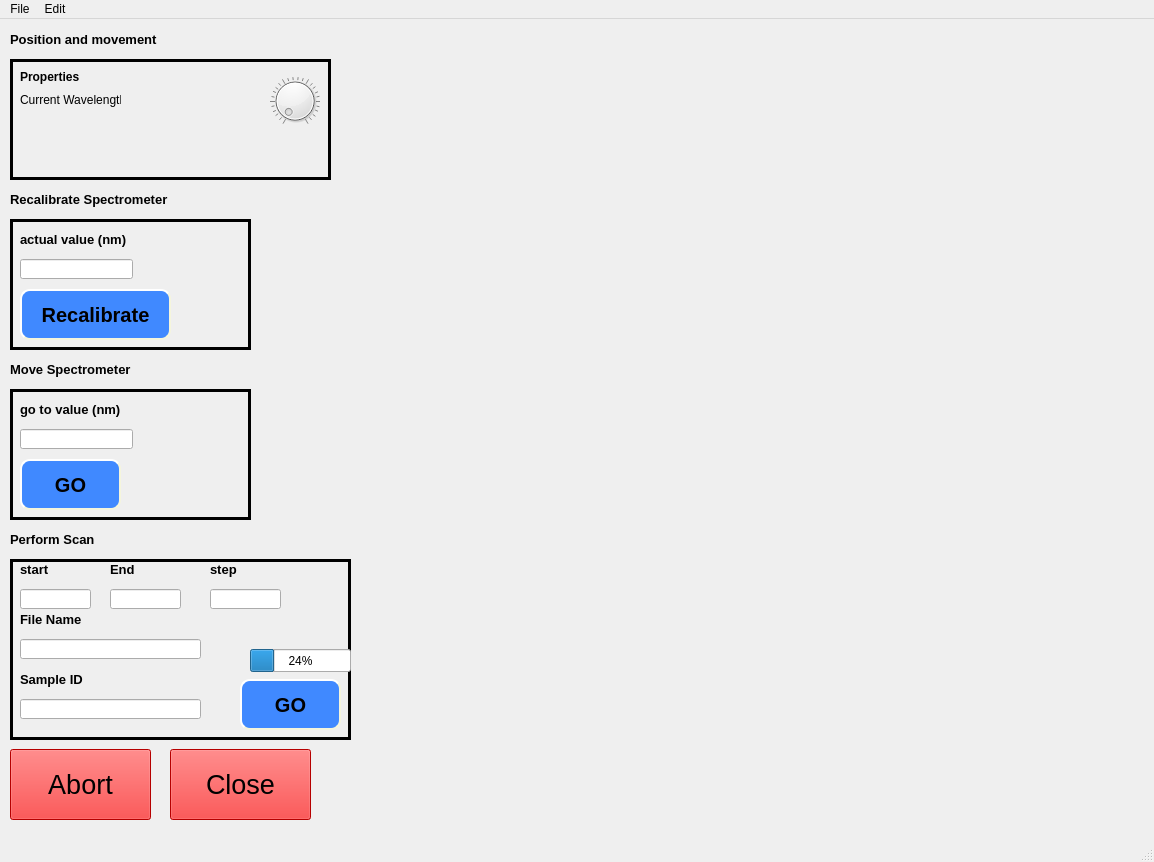
Old version of the form qtdesigner_files/spectrometer.ui in the repository ImanFortin/PLSpectrometer-update.
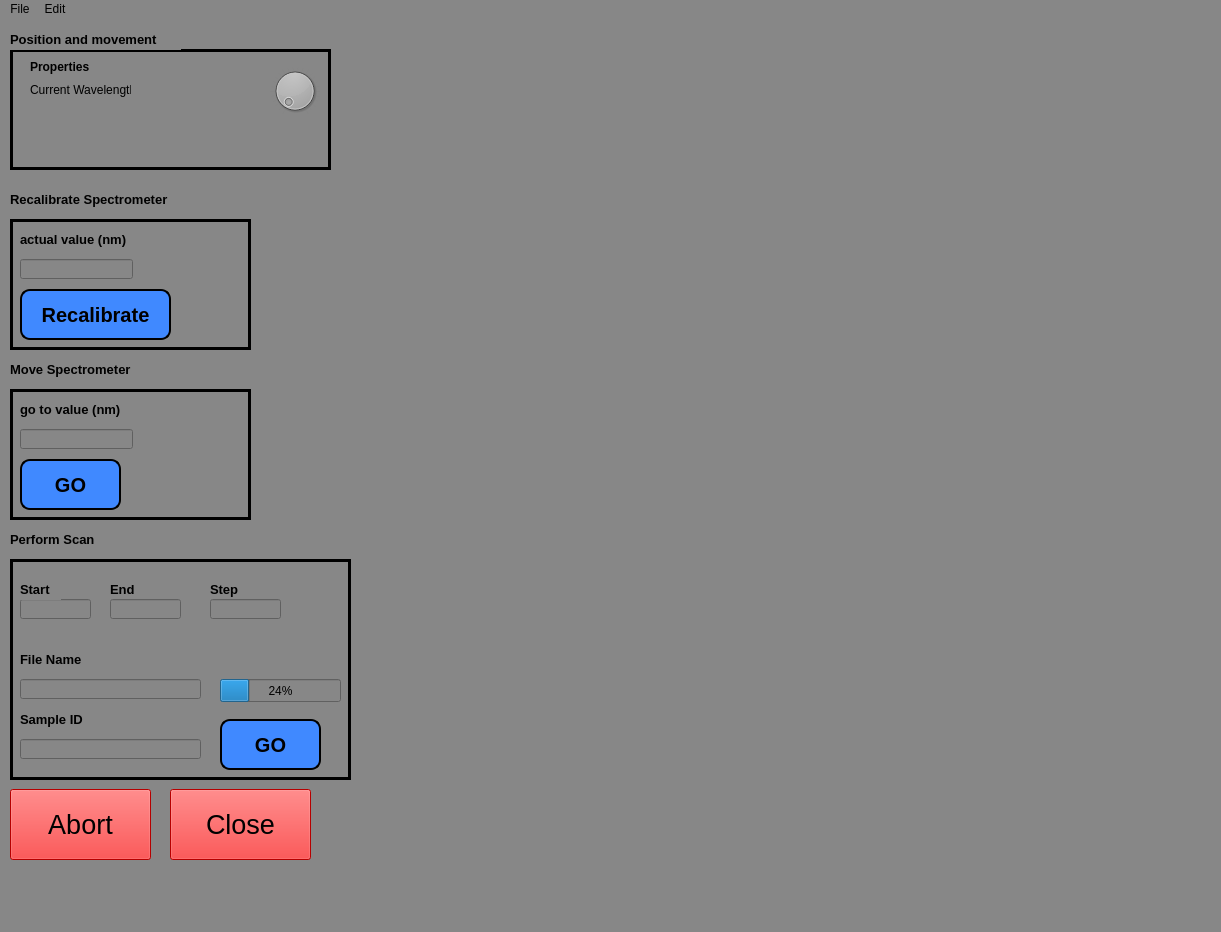
New version of the form.

Commit message: changed background and some other visuals

```diff
--- a/qtdesigner_files/spectrometer.ui
+++ b/qtdesigner_files/spectrometer.ui
@@ -6,19 +6,24 @@
    <rect>
     <x>0</x>
     <y>0</y>
-    <width>1154</width>
-    <height>862</height>
+    <width>1221</width>
+    <height>932</height>
    </rect>
   </property>
   <property name="windowTitle">
    <string>MainWindow</string>
   </property>
+  <property name="styleSheet">
+   <string notr="true">background-color: rgb(135, 135, 135);
+
+</string>
+  </property>
   <widget class="QWidget" name="centralwidget">
    <widget class="QPushButton" name="abort_button">
     <property name="geometry">
      <rect>
       <x>10</x>
-      <y>730</y>
+      <y>770</y>
       <width>141</width>
       <height>71</height>
      </rect>
@@ -50,7 +55,7 @@
     <property name="geometry">
      <rect>
       <x>170</x>
-      <y>730</y>
+      <y>770</y>
       <width>141</width>
       <height>71</height>
      </rect>
@@ -78,44 +83,11 @@
      <bool>false</bool>
     </property>
    </widget>
-   <widget class="QLabel" name="property_label">
-    <property name="geometry">
-     <rect>
-      <x>20</x>
-      <y>50</y>
-      <width>81</width>
-      <height>16</height>
-     </rect>
-    </property>
-    <property name="font">
-     <font>
-      <pointsize>9</pointsize>
-      <weight>75</weight>
-      <bold>true</bold>
-     </font>
-    </property>
-    <property name="text">
-     <string>Properties</string>
-    </property>
-   </widget>
-   <widget class="QLabel" name="current_wavelength_lbl">
-    <property name="geometry">
-     <rect>
-      <x>20</x>
-      <y>70</y>
-      <width>101</width>
-      <height>21</height>
-     </rect>
-    </property>
-    <property name="text">
-     <string>Current Wavelength:</string>
-    </property>
-   </widget>
    <widget class="QFrame" name="frame1">
     <property name="geometry">
      <rect>
       <x>10</x>
-      <y>40</y>
+      <y>30</y>
       <width>321</width>
       <height>121</height>
      </rect>
@@ -157,6 +129,39 @@
       <bool>true</bool>
      </property>
     </widget>
+    <widget class="QLabel" name="property_label">
+     <property name="geometry">
+      <rect>
+       <x>20</x>
+       <y>10</y>
+       <width>81</width>
+       <height>16</height>
+      </rect>
+     </property>
+     <property name="font">
+      <font>
+       <pointsize>9</pointsize>
+       <weight>75</weight>
+       <bold>true</bold>
+      </font>
+     </property>
+     <property name="text">
+      <string>Properties</string>
+     </property>
+    </widget>
+    <widget class="QLabel" name="current_wavelength_lbl">
+     <property name="geometry">
+      <rect>
+       <x>20</x>
+       <y>30</y>
+       <width>101</width>
+       <height>21</height>
+      </rect>
+     </property>
+     <property name="text">
+      <string>Current Wavelength:</string>
+     </property>
+    </widget>
    </widget>
    <widget class="QFrame" name="frame2">
     <property name="geometry">
@@ -235,7 +240,7 @@
     border-style: outset;
     border-width: 2px;
     border-radius: 10px;
-    border-color: beige;
+    border-color: black;
     font: bold 20px;
     min-width: 2em;
     padding: 6px;
@@ -348,7 +353,7 @@
     border-style: outset;
     border-width: 2px;
     border-radius: 10px;
-    border-color: beige;
+    border-color: black;
     font: bold 20px;
     min-width: 2em;
     padding: 6px;
@@ -390,7 +395,7 @@
       <x>10</x>
       <y>540</y>
       <width>341</width>
-      <height>181</height>
+      <height>221</height>
      </rect>
     </property>
     <property name="frameShape">
@@ -406,7 +411,7 @@
      <property name="geometry">
       <rect>
        <x>10</x>
-       <y>30</y>
+       <y>40</y>
        <width>71</width>
        <height>20</height>
       </rect>
@@ -419,7 +424,7 @@
      <property name="geometry">
       <rect>
        <x>10</x>
-       <y>0</y>
+       <y>20</y>
        <width>41</width>
        <height>21</height>
       </rect>
@@ -432,14 +437,14 @@
       </font>
      </property>
      <property name="text">
-      <string>start </string>
+      <string>Start </string>
      </property>
     </widget>
     <widget class="QLabel" name="scan_end_lbl">
      <property name="geometry">
       <rect>
        <x>100</x>
-       <y>0</y>
+       <y>20</y>
        <width>41</width>
        <height>21</height>
       </rect>
@@ -459,7 +464,7 @@
      <property name="geometry">
       <rect>
        <x>100</x>
-       <y>30</y>
+       <y>40</y>
        <width>71</width>
        <height>20</height>
       </rect>
@@ -471,8 +476,8 @@
     <widget class="QPushButton" name="scan_button">
      <property name="geometry">
       <rect>
-       <x>230</x>
-       <y>120</y>
+       <x>210</x>
+       <y>160</y>
        <width>101</width>
        <height>51</height>
       </rect>
@@ -494,7 +499,7 @@
     border-style: outset;
     border-width: 2px;
     border-radius: 10px;
-    border-color: beige;
+    border-color: black;
     font: bold 20px;
     min-width: 2em;
     padding: 6px;
@@ -532,9 +537,9 @@
     <widget class="QProgressBar" name="progressBar_scan">
      <property name="geometry">
       <rect>
-       <x>240</x>
-       <y>90</y>
-       <width>101</width>
+       <x>210</x>
+       <y>120</y>
+       <width>121</width>
        <height>23</height>
       </rect>
      </property>
@@ -546,7 +551,7 @@
      <property name="geometry">
       <rect>
        <x>200</x>
-       <y>0</y>
+       <y>20</y>
        <width>51</width>
        <height>21</height>
       </rect>
@@ -559,14 +564,14 @@
       </font>
      </property>
      <property name="text">
-      <string>step</string>
+      <string>Step</string>
      </property>
     </widget>
     <widget class="QLineEdit" name="scan_step_input">
      <property name="geometry">
       <rect>
        <x>200</x>
-       <y>30</y>
+       <y>40</y>
        <width>71</width>
        <height>20</height>
       </rect>
@@ -579,7 +584,7 @@
      <property name="geometry">
       <rect>
        <x>10</x>
-       <y>50</y>
+       <y>90</y>
        <width>101</width>
        <height>21</height>
       </rect>
@@ -599,7 +604,7 @@
      <property name="geometry">
       <rect>
        <x>10</x>
-       <y>80</y>
+       <y>120</y>
        <width>181</width>
        <height>20</height>
       </rect>
@@ -609,7 +614,7 @@
      <property name="geometry">
       <rect>
        <x>10</x>
-       <y>110</y>
+       <y>150</y>
        <width>101</width>
        <height>21</height>
       </rect>
@@ -629,7 +634,7 @@
      <property name="geometry">
       <rect>
        <x>10</x>
-       <y>140</y>
+       <y>180</y>
        <width>181</width>
        <height>20</height>
       </rect>
@@ -722,8 +727,8 @@
     <rect>
      <x>0</x>
      <y>0</y>
-     <width>1154</width>
-     <height>31</height>
+     <width>1221</width>
+     <height>21</height>
     </rect>
    </property>
    <widget class="QMenu" name="menuFile">
```
The commit also changes 4 other files.
